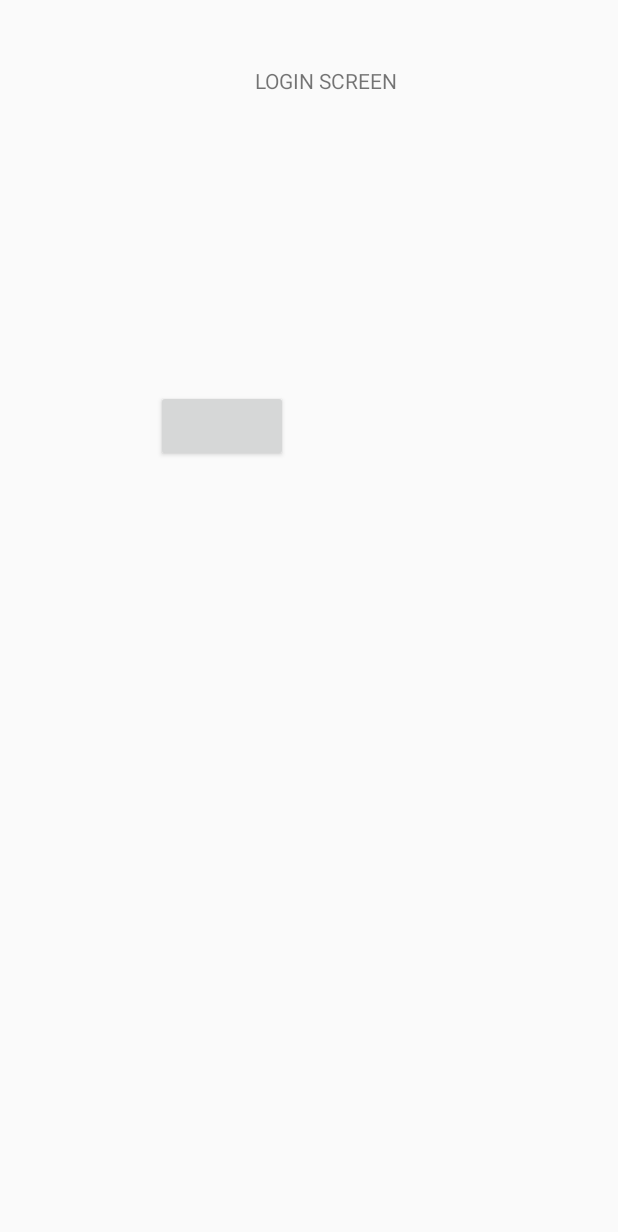
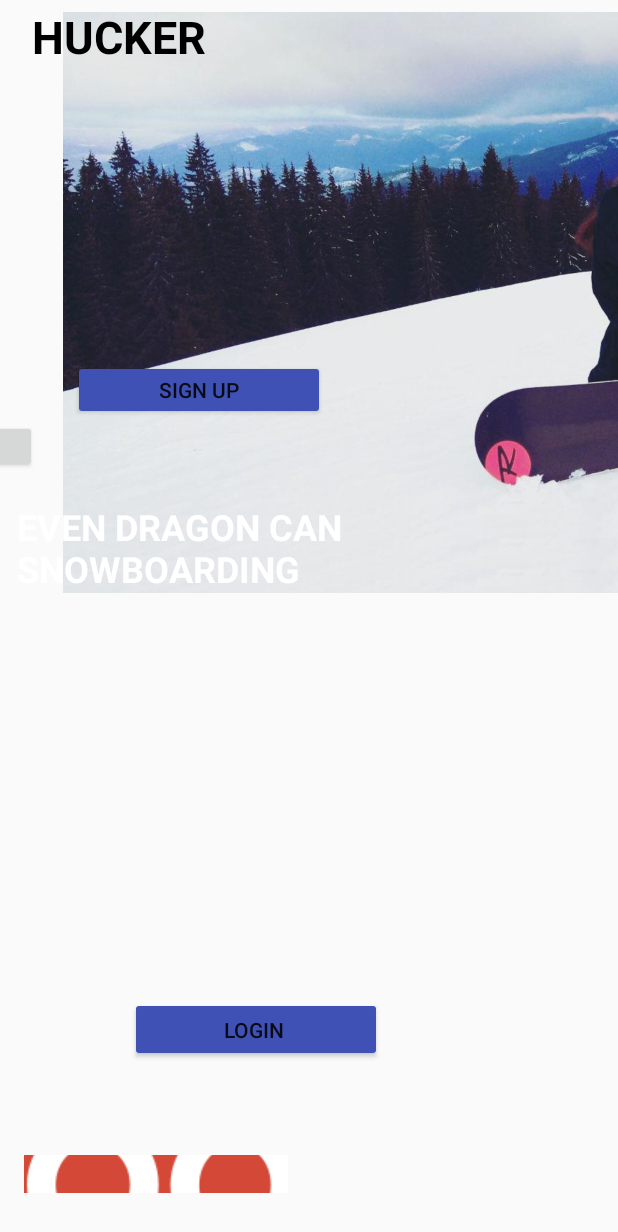
Before and after one commit to Emilly137/Hucker, an Android app: the LoginScreen screen opened directly, with no data from a screen before it, on a phone screen of 412 x 824 dp. Shown: the top 1232 px of the screen. Run offline under Robolectric (Android 15) with nearby library versions, the phone set to English and light mode, and no system bars; libraries missing offline, so code that uses them is left out: com.facebook, com.facebook.login; plain views replace LoginButton; 4 statements that could not run were skipped.

Commit message:
Last version loading start menu

```diff
--- a/app/src/main/AndroidManifest.xml
+++ b/app/src/main/AndroidManifest.xml
@@ -4,9 +4,9 @@
     <uses-permission android:name="android.permission.INTERNET"></uses-permission>
     <application
         android:allowBackup="true"
-        android:icon="@mipmap/ic_launcher"
+        android:icon="@mipmap/loogo"
         android:label="@string/app_name"
-        android:roundIcon="@mipmap/ic_launcher_round"
+      android:roundIcon="@mipmap/loogo"
         android:supportsRtl="true"
         android:theme="@style/AppTheme">
         <activity android:name=".StartLoadingMenu">
--- a/app/src/main/res/anim/first_screen_anim.xml
+++ b/app/src/main/res/anim/first_screen_anim.xml
@@ -3,4 +3,4 @@
     xmlns:android="http://schemas.android.com/apk/res/android"
     android:fromAlpha="0.0"
     android:toAlpha="1.0"
-    android:duration="2300"/>
+    android:duration="5000"/>
--- a/app/src/main/res/drawable/ic_launcher_background.xml
+++ b/app/src/main/res/drawable/ic_launcher_background.xml
@@ -5,7 +5,7 @@
     android:viewportHeight="108"
     android:viewportWidth="108">
     <path
-        android:fillColor="#26A69A"
+        android:fillColor="#FFFFFF"
         android:pathData="M0,0h108v108h-108z" />
     <path
         android:fillColor="#00000000"
--- a/app/src/main/res/layout/activity_login_screen.xml
+++ b/app/src/main/res/layout/activity_login_screen.xml
@@ -6,23 +6,105 @@
     android:layout_height="match_parent"
     tools:context="com.hucker.hucker.LoginScreen">
 
-    <TextView
-        android:id="@+id/textView2"
-        android:layout_width="102dp"
-        android:layout_height="30dp"
-        android:layout_marginEnd="140dp"
-        android:layout_marginTop="44dp"
-        android:text="LOGIN SCREEN"
-        app:layout_constraintEnd_toEndOf="parent"
-        app:layout_constraintTop_toTopOf="parent" />
+    <ImageView
+        android:id="@+id/imageView8"
+        android:layout_width="679dp"
+        android:layout_height="387dp"
+        android:layout_marginStart="8dp"
+        android:layout_marginTop="8dp"
+        app:layout_constraintStart_toStartOf="parent"
+        app:layout_constraintTop_toTopOf="parent"
+        app:srcCompat="@drawable/dragoon" />
 
     <com.facebook.login.widget.LoginButton
         android:id="@+id/login_button"
-        android:layout_width="wrap_content"
-        android:layout_height="wrap_content"
-        android:layout_marginStart="104dp"
-        android:layout_marginTop="260dp"
+        android:layout_width="164dp"
+        android:layout_height="35dp"
+        android:layout_marginEnd="388dp"
+        android:layout_marginTop="280dp"
+        android:text="@string/app_name"
+        app:layout_constraintEnd_toEndOf="parent"
+        app:layout_constraintTop_toTopOf="parent"
+        tools:ignore="MissingConstraints" />
+
+    <ImageButton
+        android:id="@+id/imageButton"
+        android:layout_width="176dp"
+        android:layout_height="25dp"
+        android:layout_marginBottom="8dp"
+        android:layout_marginStart="16dp"
+        android:layout_marginTop="8dp"
+        app:layout_constraintBottom_toBottomOf="parent"
         app:layout_constraintStart_toStartOf="parent"
         app:layout_constraintTop_toTopOf="parent"
-        tools:ignore="MissingConstraints" />
+        app:layout_constraintVertical_bias="0.974"
+        app:srcCompat="@drawable/googleactions" />
+
+    <Button
+        android:id="@+id/button2"
+        style="@style/Widget.AppCompat.Button"
+        android:layout_width="168dp"
+        android:layout_height="40dp"
+        android:layout_marginBottom="8dp"
+        android:layout_marginEnd="8dp"
+        android:layout_marginStart="8dp"
+        android:layout_marginTop="240dp"
+        android:backgroundTint="@color/colorPrimary"
+        android:text="Sign Up"
+        app:layout_constraintBottom_toBottomOf="parent"
+        app:layout_constraintEnd_toEndOf="parent"
+        app:layout_constraintHorizontal_bias="0.178"
+        app:layout_constraintStart_toStartOf="parent"
+        app:layout_constraintTop_toTopOf="parent"
+        app:layout_constraintVertical_bias="0.0" />
+
+    <Button
+        android:id="@+id/button3"
+        android:layout_width="168dp"
+        android:layout_height="43dp"
+        android:layout_marginBottom="116dp"
+        android:layout_marginEnd="8dp"
+        android:layout_marginStart="8dp"
+        android:backgroundTint="?android:attr/colorEdgeEffect"
+        android:text="Login "
+        app:layout_constraintBottom_toBottomOf="parent"
+        app:layout_constraintEnd_toEndOf="parent"
+        app:layout_constraintHorizontal_bias="0.345"
+        app:layout_constraintStart_toStartOf="parent" />
+
+    <TextView
+        android:id="@+id/textView2"
+        android:layout_width="145dp"
+        android:layout_height="53dp"
+        android:layout_marginEnd="8dp"
+        android:layout_marginStart="8dp"
+        android:layout_marginTop="4dp"
+        android:text="HUCKER"
+        android:textColor="@android:color/black"
+        android:textSize="30sp"
+        android:textStyle="bold"
+        app:layout_constraintEnd_toEndOf="parent"
+        app:layout_constraintHorizontal_bias="0.053"
+        app:layout_constraintStart_toStartOf="parent"
+        app:layout_constraintTop_toTopOf="parent" />
+
+    <TextView
+        android:id="@+id/textView3"
+        android:layout_width="242dp"
+        android:layout_height="87dp"
+        android:layout_marginBottom="8dp"
+        android:layout_marginEnd="8dp"
+        android:layout_marginStart="8dp"
+        android:layout_marginTop="8dp"
+        android:text="EVEN DRAGON CAN SNOWBOARDING"
+        android:textColor="@color/cardview_light_background"
+        android:textSize="24sp"
+        android:textStyle="bold"
+        app:layout_constraintBottom_toBottomOf="parent"
+        app:layout_constraintEnd_toEndOf="parent"
+        app:layout_constraintHorizontal_bias="0.023"
+        app:layout_constraintStart_toStartOf="parent"
+        app:layout_constraintTop_toTopOf="parent"
+        app:layout_constraintVertical_bias="0.453" />
+
 </android.support.constraint.ConstraintLayout>
--- a/app/src/main/res/layout/activity_start_loading_menu.xml
+++ b/app/src/main/res/layout/activity_start_loading_menu.xml
@@ -8,24 +8,25 @@
 
     <ImageView
         android:id="@+id/imageView4"
-        android:layout_width="429dp"
+        android:layout_width="683dp"
         android:layout_height="565dp"
         app:srcCompat="@android:color/background_light"
+        tools:ignore="MissingConstraints"
         tools:layout_editor_absoluteX="-26dp"
-        tools:layout_editor_absoluteY="-21dp"
-        tools:ignore="MissingConstraints" />
+        tools:layout_editor_absoluteY="-21dp" />
 
     <ImageView
         android:id="@+id/imageLogo"
-        android:layout_width="385dp"
-        android:layout_height="273dp"
+        android:layout_width="309dp"
+        android:layout_height="222dp"
         android:layout_marginBottom="8dp"
+        android:layout_marginEnd="264dp"
         android:layout_marginTop="8dp"
         app:layout_constraintBottom_toBottomOf="parent"
+        app:layout_constraintEnd_toEndOf="parent"
         app:layout_constraintTop_toTopOf="parent"
-        app:layout_constraintVertical_bias="0.409"
+        app:layout_constraintVertical_bias="0.495"
         app:srcCompat="@drawable/logosmall"
-        tools:layout_editor_absoluteX="0dp"
         tools:ignore="MissingConstraints" />
 
     <TextView
@@ -63,8 +64,8 @@
     <ProgressBar
         android:id="@+id/progressBar"
         style="?android:attr/progressBarStyle"
-        android:layout_width="82dp"
-        android:layout_height="89dp"
+        android:layout_width="61dp"
+        android:layout_height="65dp"
         android:layout_marginBottom="8dp"
         android:layout_marginEnd="8dp"
         android:layout_marginStart="8dp"
@@ -72,9 +73,9 @@
         android:progress="@android:integer/config_shortAnimTime"
         app:layout_constraintBottom_toBottomOf="parent"
         app:layout_constraintEnd_toEndOf="parent"
+        app:layout_constraintHorizontal_bias="0.844"
         app:layout_constraintStart_toStartOf="parent"
-        app:layout_constraintTop_toTopOf="parent"
-        app:layout_constraintVertical_bias="0.812" />
+        app:layout_constraintTop_toTopOf="parent" />
 
     <TextView
         android:id="@+id/textTop"
--- a/app/src/main/res/mipmap-anydpi-v26/ic_launcher_round.xml
+++ b/app/src/main/res/mipmap-anydpi-v26/ic_launcher_round.xml
@@ -1,5 +1,5 @@
 <?xml version="1.0" encoding="utf-8"?>
 <adaptive-icon xmlns:android="http://schemas.android.com/apk/res/android">
-    <background android:drawable="@drawable/ic_launcher_background" />
+    <background android:drawable="@drawable/logoiconbig" />
     <foreground android:drawable="@drawable/ic_launcher_foreground" />
 </adaptive-icon>
--- a/app/src/main/res/values/colors.xml
+++ b/app/src/main/res/values/colors.xml
@@ -1,6 +1,6 @@
 <?xml version="1.0" encoding="utf-8"?>
 <resources>
     <color name="colorPrimary">#3F51B5</color>
-    <color name="colorPrimaryDark">#303F9F</color>
-    <color name="colorAccent">#ff4081</color>
+    <color name="colorPrimaryDark">#455df9</color>
+    <color name="colorAccent">#fff700</color>
 </resources>
```
Also changed, not shown: app/src/main/res/drawable/dragoon.png (added), app/src/main/res/drawable/googleactions.png (added), app/src/main/res/drawable/logoiconbig.jpg (added), app/src/main/res/drawable/loogo.png (added), app/src/main/res/mipmap-anydpi-v26/loogo.xml (renamed from app/src/main/res/mipmap-anydpi-v26/ic_launcher.xml), app/src/main/res/mipmap-hdpi/logo.png (added), app/src/main/res/mipmap-mdpi/logo.png (added), app/src/main/res/mipmap-xhdpi/logo.png (added), app/src/main/res/mipmap-xxhdpi/logo.png (added), app/src/main/res/mipmap-xxxhdpi/logo.png (added).
